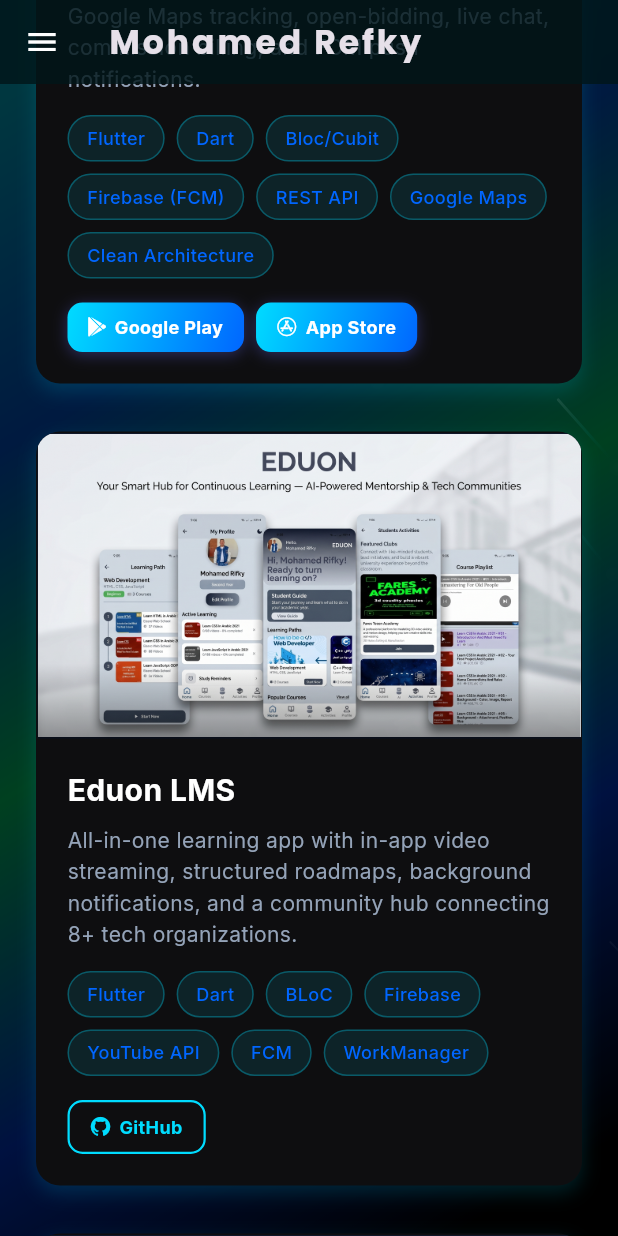
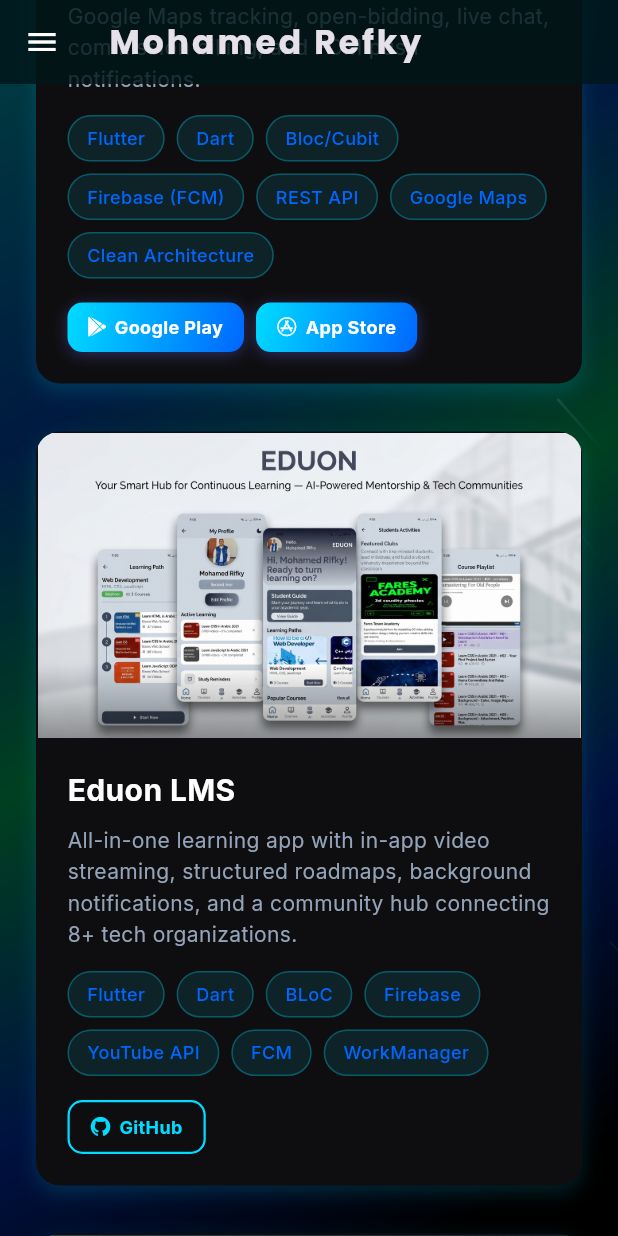
Before and after one commit to MohamedRefky/Mohamed-Refky-Portfolio, a Flutter app: the screen it shows after launch, scrolled down 3456 dp, on a phone screen of 412 x 824 dp. Run offline on Flutter 3.47's test engine with Material 3 defaults, Android fonts, the phone set to English and light mode, and no system bars; drawn by our look-alikes of flutter_animate; our stand-ins replace animated_text_kit, font_awesome_flutter, google_fonts, responsive_framework; missing offline and left inert: dart:js_interop.

```diff
--- a/lib/widgets/cards/project_card.dart
+++ b/lib/widgets/cards/project_card.dart
@@ -161,12 +161,12 @@
                       child: widget.imageUrl.startsWith('http')
                           ? Image.network(
                               widget.imageUrl,
-                              fit: BoxFit.contain,
+                              fit: BoxFit.cover,
                               alignment: Alignment.center,
                             )
                           : Image.asset(
                               widget.imageUrl,
-                              fit: BoxFit.contain,
+                              fit: BoxFit.cover,
                               alignment: Alignment.center,
                             ),
                     ),
```
